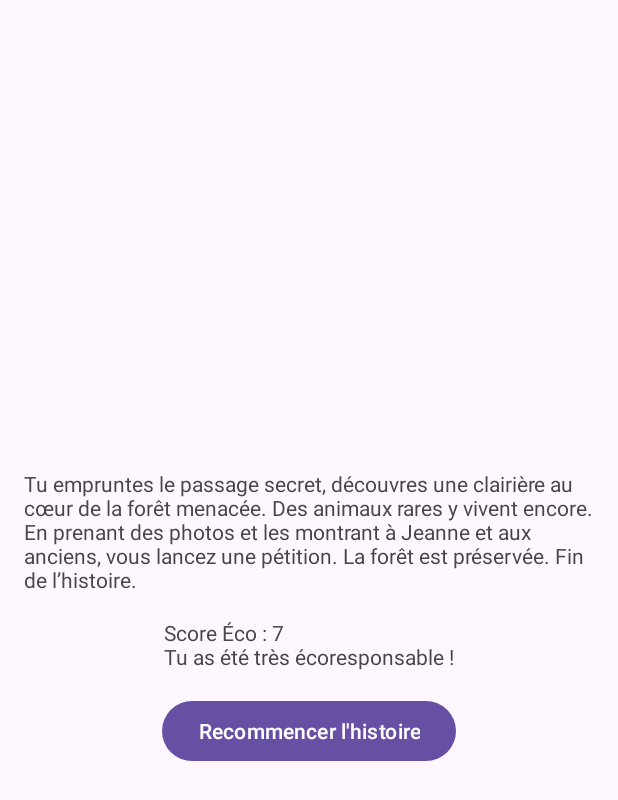
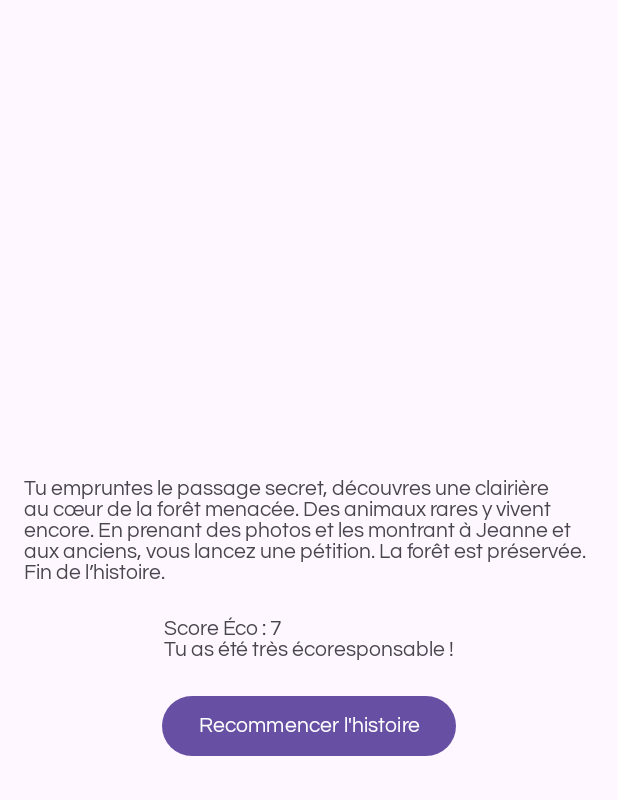
Before and after one commit to II-SARIP-II/android-arbre-narratif, an Android app: the screen it shows after launch (EndActivity), after a tap on "Suivre le passage secret pour protéger l", on a phone screen of 412 x 824 dp. Shown: the top 800 px of the screen. Run offline under Robolectric (Android 15) with nearby library versions, the phone set to English and light mode, and no system bars; 3 other taps on this screen came first.

Commit message:
feat: add font in text

```diff
--- a/app/src/main/res/layout/activity_end.xml
+++ b/app/src/main/res/layout/activity_end.xml
@@ -11,6 +11,7 @@
         android:id="@+id/endTextView"
         android:layout_width="wrap_content"
         android:layout_height="wrap_content"
+        android:fontFamily="@font/font_eco"
         android:text="Fin de l'histoire !" />
 
     <TextView
@@ -18,12 +19,14 @@
         android:layout_width="wrap_content"
         android:layout_height="wrap_content"
         android:layout_marginTop="16dp"
+        android:fontFamily="@font/font_eco"
         android:text="Score éco :" />
 
     <Button
         android:id="@+id/restartButton"
         android:layout_width="wrap_content"
         android:layout_height="wrap_content"
+        android:fontFamily="@font/font_eco"
         android:text="@string/restart_button"
         android:layout_marginTop="16dp"
         />
--- a/app/src/main/res/layout/activity_main.xml
+++ b/app/src/main/res/layout/activity_main.xml
@@ -24,6 +24,7 @@
             android:padding="16dp"
             android:text="narrative_text"
             android:textColor="@color/white"
+            android:fontFamily="@font/font_eco"
             android:textSize="18sp"
             app:layout_constraintTop_toTopOf="parent"
             app:layout_constraintStart_toStartOf="parent"
@@ -39,6 +40,7 @@
             android:gravity="center"
             android:padding="16dp"
             android:text="make_a_choice"
+            android:fontFamily="@font/font_eco"
             android:textColor="@color/white"
             android:textSize="16sp"
             app:layout_constraintTop_toBottomOf="@+id/storyTextView"
```
